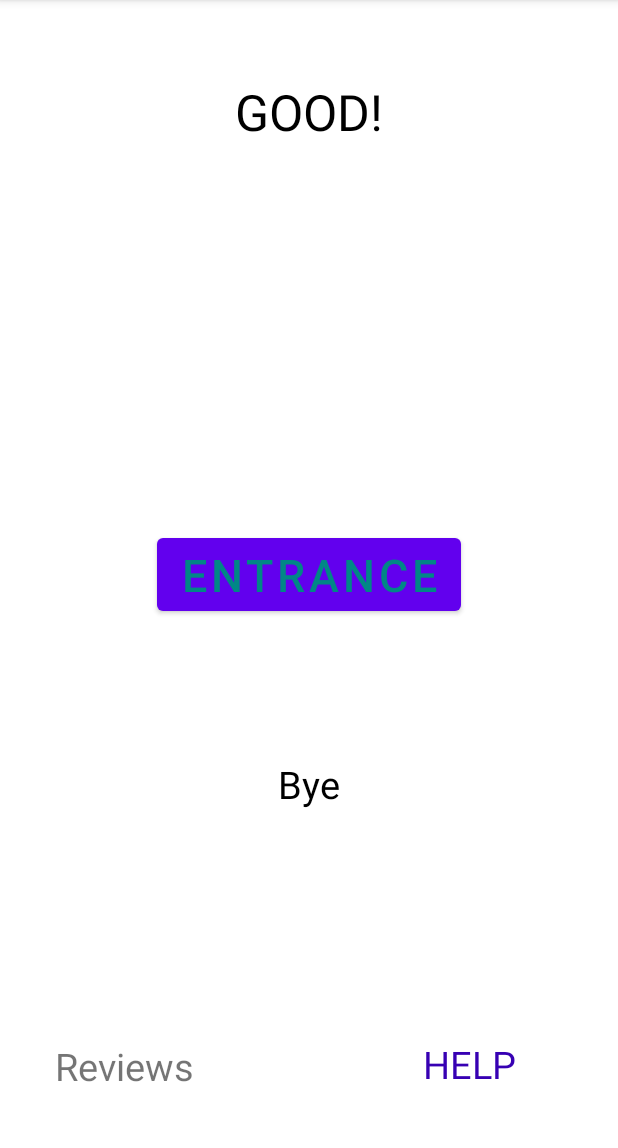
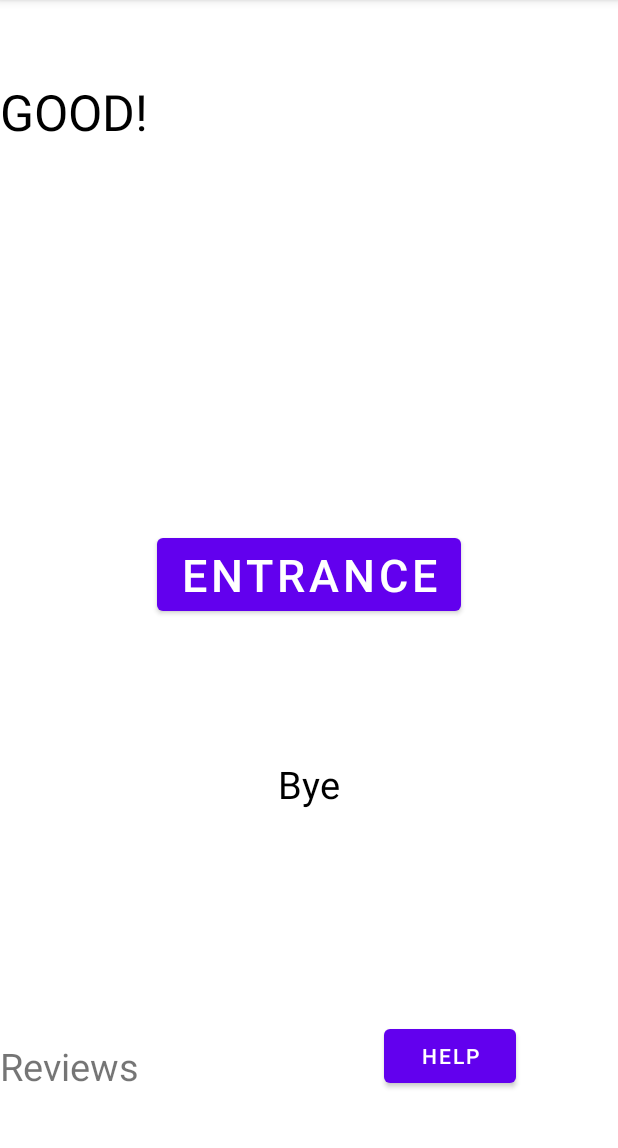
Before and after one commit to Alexander505050/MyFourApplication, an Android app: the screen it shows after launch (MainActivity), on a phone screen of 412 x 824 dp, the part 84-1232 px from its top. Run offline under Robolectric (Android 15) with nearby library versions, the phone set to English and light mode, and no system bars.

Commit message:
one commit

```diff
--- a/app/src/main/AndroidManifest.xml
+++ b/app/src/main/AndroidManifest.xml
@@ -9,14 +9,14 @@
         android:roundIcon="@mipmap/ic_launcher_round"
         android:supportsRtl="true"
         android:theme="@style/Theme.MyFourApplication">
-        android.widget.MultiAutoCompleteTextView
+        <activity
+            android:name=".UserActivity"
+            android:exported="false" />
         <activity
             android:name=".MainActivity"
             android:exported="true">
-            tools:ignore="MissingClass">
             <intent-filter>
                 <action android:name="android.intent.action.MAIN" />
-
                 <category android:name="android.intent.category.LAUNCHER" />
             </intent-filter>
         </activity>
--- a/app/src/main/java/com/alexsandersuper/myfourapplication/MainActivity.kt
+++ b/app/src/main/java/com/alexsandersuper/myfourapplication/MainActivity.kt
@@ -1,18 +1,37 @@
 package com.alexsandersuper.myfourapplication
 
+import android.content.Intent
 import android.os.Bundle
 import android.util.Log
+import android.widget.Button
+import android.widget.TextView
 import androidx.appcompat.app.AppCompatActivity
 
 const val TAG = "MainActivity"
 
 class MainActivity : AppCompatActivity() {
+    lateinit var nextActivityButton: Button
+
     override fun onCreate(savedInstanceState: Bundle?) {
         super.onCreate(savedInstanceState)
         setContentView(R.layout.activity_main)
-        Log.d(TAG, "Ты видел деву на скале\n" +
-                           "В одежде белой над волнами"
-                )
+        nextActivityButton = findViewById(R.id.center_BUTTON)
+        nextActivityButton.setOnClickListener {
+            val userActivityIntent: Intent = Intent(this, UserActivity::class.java)
+            startActivity(userActivityIntent)
+        }
+
+        val helloTextView: TextView = findViewById(R.id.textView)
+        val newTextButton: Button = findViewById(R.id.button_help)
+        newTextButton.setOnClickListener {
+            helloTextView.text = "Нажмите на ENTRANCE"
+
+        }
+
+        Log.d(
+            TAG, "Ты видел деву на скале\n" +
+                    "В одежде белой над волнами"
+        )
     }
 
     override fun onStart() {
--- a/app/src/main/res/layout/activity_main.xml
+++ b/app/src/main/res/layout/activity_main.xml
@@ -8,7 +8,7 @@
 
     <TextView
         android:id="@+id/textView"
-        android:layout_width="wrap_content"
+        android:layout_width="match_parent"
         android:layout_height="wrap_content"
         android:layout_marginTop="52dp"
         android:text="@string/GOOD"
@@ -38,17 +38,17 @@
         android:layout_marginBottom="40dp"
         android:text="@string/reviews"
         app:layout_constraintBottom_toBottomOf="parent"
-        app:layout_constraintEnd_toStartOf="@+id/textView4"
+        app:layout_constraintEnd_toStartOf="@string/button_help"
         app:layout_constraintHorizontal_bias="0.194"
         app:layout_constraintStart_toStartOf="parent" />
 
-    <TextView
-        android:id="@+id/textView4"
+    <Button
+        android:id="@+id/button_help"
         android:layout_width="wrap_content"
         android:layout_height="wrap_content"
         android:layout_marginEnd="68dp"
-        android:text="@string/help"
-        android:textColor="@color/purple_700"
+        android:text="@string/button_help"
+        android:textColor="@color/white"
         app:layout_constraintBottom_toBottomOf="parent"
         app:layout_constraintEnd_toEndOf="parent"
         app:layout_constraintTop_toTopOf="parent"
@@ -58,8 +58,8 @@
         android:id="@+id/center_BUTTON"
         android:layout_width="wrap_content"
         android:layout_height="wrap_content"
-        android:text="@string/button"
-        android:textColor="@color/teal_700"
+        android:text="@string/button_ENTRANCE"
+        android:textColor="@color/white"
         android:textSize="30sp"
         app:layout_constraintBottom_toBottomOf="parent"
         app:layout_constraintEnd_toEndOf="parent"
@@ -67,4 +67,5 @@
         app:layout_constraintTop_toTopOf="parent"
         app:layout_constraintVertical_bias="0.499" />
 
+
 </androidx.constraintlayout.widget.ConstraintLayout>
--- a/app/src/main/res/values/strings.xml
+++ b/app/src/main/res/values/strings.xml
@@ -2,7 +2,7 @@
     <string name="app_name" translatable="false">ALEXANDER SERGEEV</string>
     <string name="GOOD">GOOD!</string>
     <string name="Bye_Bye">Bye</string>
-    <string name="button">ENTRANCE</string>
+    <string name="button_ENTRANCE">ENTRANCE</string>
     <string name="reviews">Reviews</string>
-    <string name="help">HELP</string>
+    <string name="button_help">HELP</string>
 </resources>
--- a/app/src/main/res/values/themes.xml
+++ b/app/src/main/res/values/themes.xml
@@ -3,11 +3,11 @@
     <style name="Theme.MyFourApplication" parent="Theme.MaterialComponents.DayNight.DarkActionBar">
         <!-- Primary brand color. -->
         <item name="colorPrimary">@color/purple_500</item>
-        <item name="colorPrimaryVariant">@color/purple_700</item>
+        <item name="colorPrimaryVariant">@color/white</item>
         <item name="colorOnPrimary">@color/white</item>
         <!-- Secondary brand color. -->
         <item name="colorSecondary">@color/teal_200</item>
-        <item name="colorSecondaryVariant">@color/teal_700</item>
+        <item name="colorSecondaryVariant">#F2F8F8</item>
         <item name="colorOnSecondary">@color/black</item>
         <!-- Status bar color. -->
         <item name="android:statusBarColor" tools:targetApi="l">?attr/colorPrimaryVariant</item>
```
Also changed, not shown: app/src/main/java/com/alexsandersuper/myfourapplication/UserActivity.kt (added, +11 -0 lines), app/src/main/res/layout/activity_user.xml (added, +22 -0 lines).
